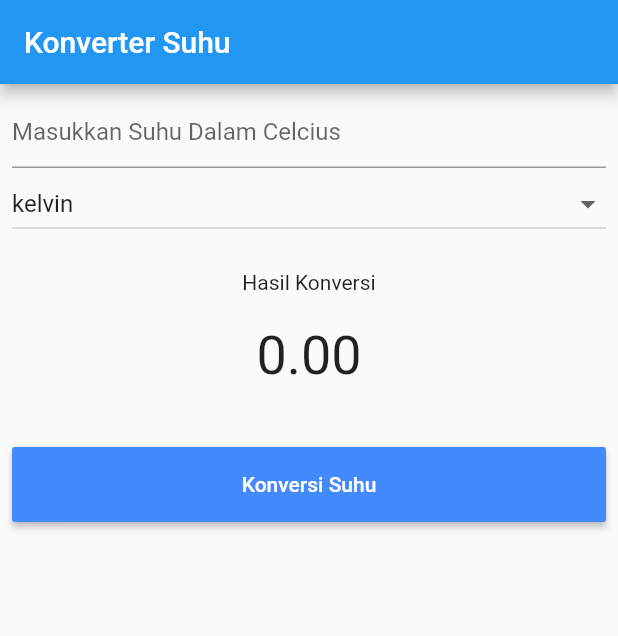
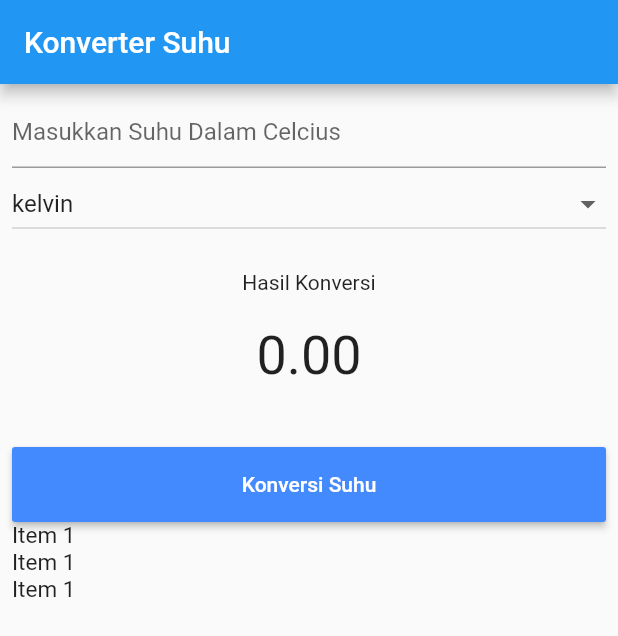
Before and after one commit to siubie/FlutterConverterV2, a Flutter app: the screen it shows after launch, on a phone screen of 412 x 824 dp. Shown: the top 636 px of the screen. Run offline on Flutter 3.47's test engine with Material 2 defaults, Android fonts, the phone set to English and light mode, and no system bars.

Commit message:
listview biasa

```diff
--- a/lib/main.dart
+++ b/lib/main.dart
@@ -86,6 +86,30 @@ class _MyAppState extends State<MyApp> {
                   ),
                 ),
                 Convert(konvertHandler: _konversiSuhu),
+                Expanded(
+                  child: ListView(
+                    children: [
+                      Container(
+                        child: Text(
+                          "Item 1",
+                          style: TextStyle(fontSize: 15),
+                        ),
+                      ),
+                      Container(
+                        child: Text(
+                          "Item 1",
+                          style: TextStyle(fontSize: 15),
+                        ),
+                      ),
+                      Container(
+                        child: Text(
+                          "Item 1",
+                          style: TextStyle(fontSize: 15),
+                        ),
+                      ),
+                    ],
+                  ),
+                ),
               ],
             ),
           ),
```
